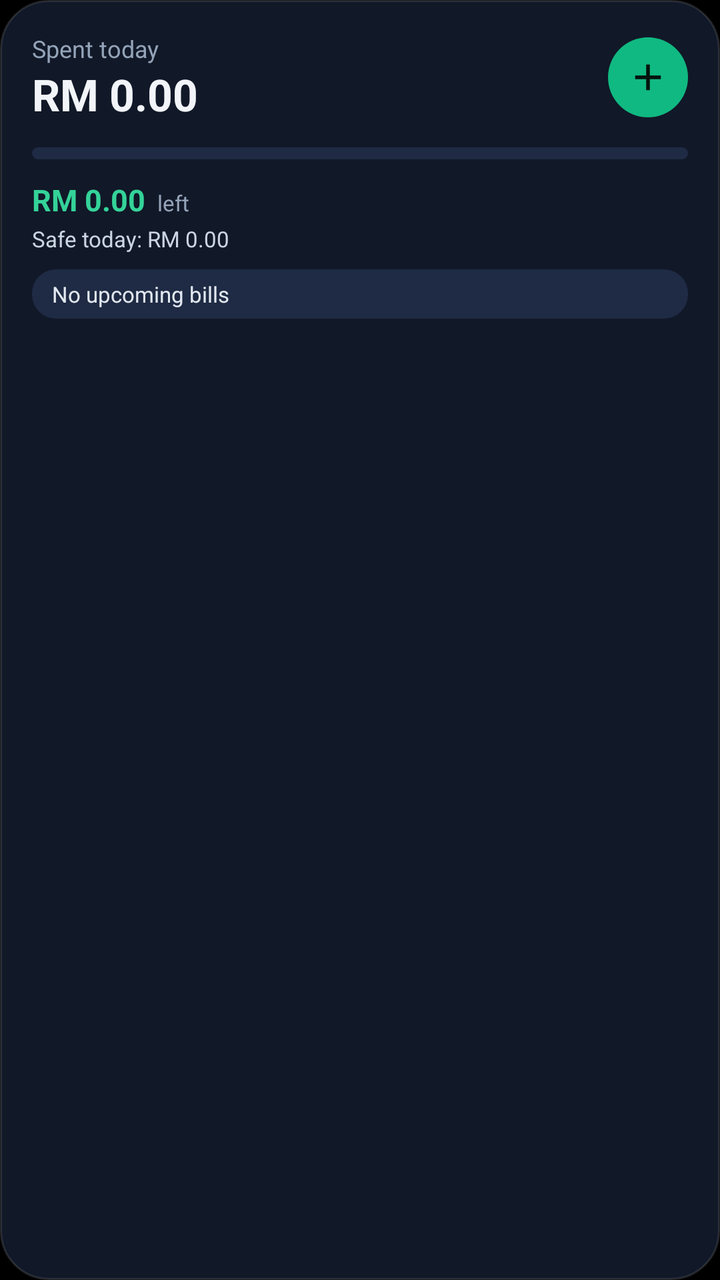
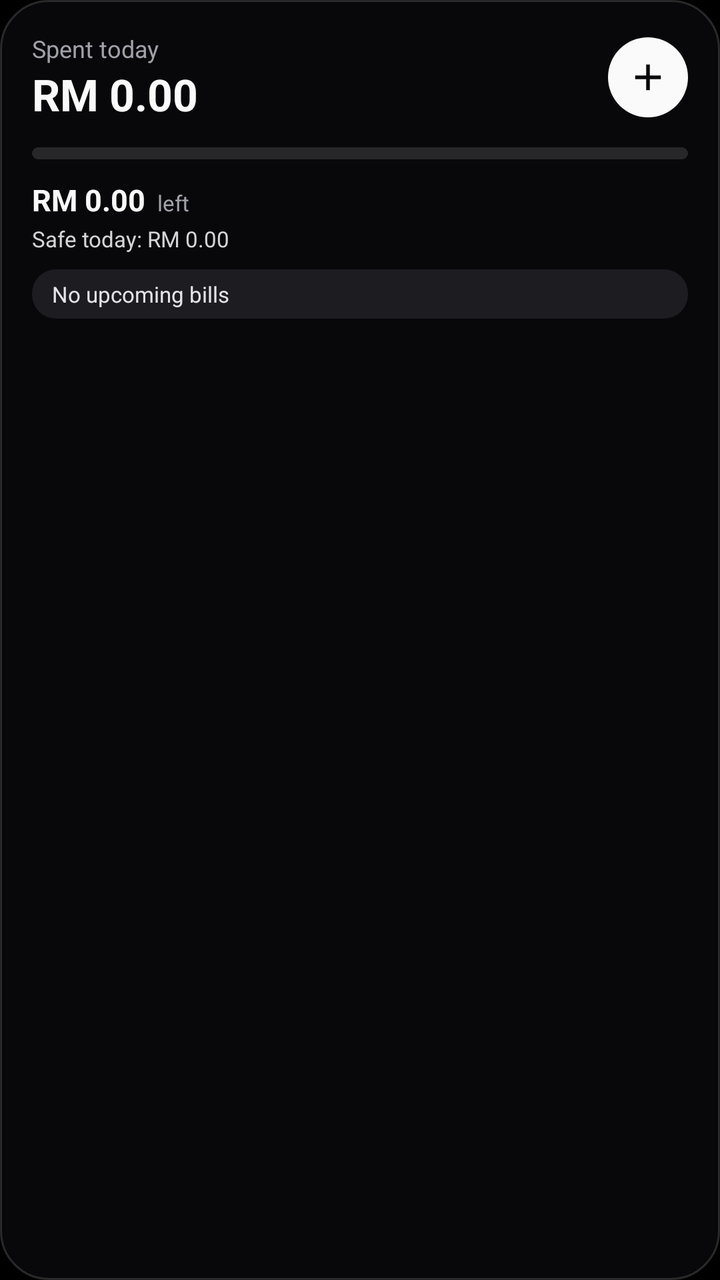

Compare the two renders of this Android layout. The source of the first and the diff that turns it into the second are given below.
<!-- AndroidManifest.xml: application theme Theme.RinggitWise -->
<!-- res/layout/widget_spend.xml -->
<?xml version="1.0" encoding="utf-8"?>
<LinearLayout xmlns:android="http://schemas.android.com/apk/res/android"
    android:id="@+id/widget_root"
    android:layout_width="match_parent"
    android:layout_height="match_parent"
    android:background="@drawable/widget_bg"
    android:orientation="vertical"
    android:padding="16dp">

    <LinearLayout
        android:layout_width="match_parent"
        android:layout_height="wrap_content"
        android:gravity="center_vertical"
        android:orientation="horizontal">

        <LinearLayout
            android:layout_width="0dp"
            android:layout_height="wrap_content"
            android:layout_weight="1"
            android:orientation="vertical">

            <TextView
                android:layout_width="wrap_content"
                android:layout_height="wrap_content"
                android:text="Spent today"
                android:textColor="#94A3B8"
                android:textSize="12sp" />

            <TextView
                android:id="@+id/widget_today_value"
                android:layout_width="wrap_content"
                android:layout_height="wrap_content"
                android:text="RM 0.00"
                android:textColor="#F1F5F9"
                android:textSize="22sp"
                android:textStyle="bold" />
        </LinearLayout>

        <ImageView
            android:id="@+id/widget_add"
            android:layout_width="40dp"
            android:layout_height="40dp"
            android:background="@drawable/widget_add_bg"
            android:contentDescription="Add expense"
            android:padding="9dp"
            android:src="@drawable/ic_widget_add" />
    </LinearLayout>

    <ProgressBar
        android:id="@+id/widget_progress"
        style="@android:style/Widget.ProgressBar.Horizontal"
        android:layout_width="match_parent"
        android:layout_height="6dp"
        android:layout_marginTop="12dp"
        android:max="100"
        android:progress="0"
        android:progressDrawable="@drawable/widget_progress" />

    <LinearLayout
        android:layout_width="match_parent"
        android:layout_height="wrap_content"
        android:layout_marginTop="10dp"
        android:gravity="bottom"
        android:orientation="horizontal">

        <TextView
            android:id="@+id/widget_left_value"
            android:layout_width="wrap_content"
            android:layout_height="wrap_content"
            android:text="RM 0.00"
            android:textColor="#34D399"
            android:textSize="15sp"
            android:textStyle="bold" />

        <TextView
            android:id="@+id/widget_left_caption"
            android:layout_width="wrap_content"
            android:layout_height="wrap_content"
            android:layout_marginStart="6dp"
            android:ellipsize="end"
            android:maxLines="1"
            android:text="left"
            android:textColor="#94A3B8"
            android:textSize="11sp" />
    </LinearLayout>

    <TextView
        android:id="@+id/widget_safe_value"
        android:layout_width="match_parent"
        android:layout_height="wrap_content"
        android:layout_marginTop="2dp"
        android:ellipsize="end"
        android:maxLines="1"
        android:text="Safe today: RM 0.00"
        android:textColor="#CBD5E1"
        android:textSize="11sp" />

    <TextView
        android:id="@+id/widget_bill_value"
        android:layout_width="match_parent"
        android:layout_height="wrap_content"
        android:layout_marginTop="8dp"
        android:background="@drawable/widget_chip_bg"
        android:ellipsize="end"
        android:maxLines="1"
        android:paddingStart="10dp"
        android:paddingTop="5dp"
        android:paddingEnd="10dp"
        android:paddingBottom="5dp"
        android:text="No upcoming bills"
        android:textColor="#E2E8F0"
        android:textSize="11sp" />
</LinearLayout>
<!-- resources referenced by this layout -->
<resources>
  <!-- drawable ic_widget_add (drawable) -->
  <?xml version="1.0" encoding="utf-8"?>
  <vector xmlns:android="http://schemas.android.com/apk/res/android"
      android:width="24dp" android:height="24dp" android:viewportWidth="24" android:viewportHeight="24">
      <path android:fillColor="#04130D" android:pathData="M19,13h-6v6h-2v-6H5v-2h6V5h2v6h6v2z" />
  </vector>
  <!-- drawable widget_add_bg (drawable) -->
  <?xml version="1.0" encoding="utf-8"?>
  <shape xmlns:android="http://schemas.android.com/apk/res/android" android:shape="oval">
      <solid android:color="#10B981" />
  </shape>
  <!-- drawable widget_bg (drawable) -->
  <?xml version="1.0" encoding="utf-8"?>
  <shape xmlns:android="http://schemas.android.com/apk/res/android" android:shape="rectangle">
      <solid android:color="#F2121A2B" />
      <corners android:radius="24dp" />
      <stroke android:width="1dp" android:color="#1FFFFFFF" />
  </shape>
  <!-- drawable widget_chip_bg (drawable) -->
  <?xml version="1.0" encoding="utf-8"?>
  <shape xmlns:android="http://schemas.android.com/apk/res/android" android:shape="rectangle">
      <solid android:color="#1F2A44" />
      <corners android:radius="12dp" />
  </shape>
  <!-- drawable widget_progress (drawable) -->
  <?xml version="1.0" encoding="utf-8"?>
  <layer-list xmlns:android="http://schemas.android.com/apk/res/android">
      <item android:id="@android:id/background">
          <shape android:shape="rectangle">
              <solid android:color="#1F2A44" />
              <corners android:radius="3dp" />
          </shape>
      </item>
      <item android:id="@android:id/progress">
          <clip>
              <shape android:shape="rectangle">
                  <solid android:color="#10B981" />
                  <corners android:radius="3dp" />
              </shape>
          </clip>
      </item>
  </layer-list>
  <style name="Theme.RinggitWise" parent="android:Theme.Material.NoActionBar">
          <item name="android:windowBackground">@android:color/black</item>
          <item name="android:statusBarColor">@android:color/transparent</item>
          <item name="android:navigationBarColor">@android:color/transparent</item>
      </style>
</resources>

<!-- the commit's change to res/layout/widget_spend.xml (unified diff, before → after) -->
@@ -23,7 +23,7 @@
                 android:layout_width="wrap_content"
                 android:layout_height="wrap_content"
                 android:text="Spent today"
-                android:textColor="#94A3B8"
+                android:textColor="#A1A1AA"
                 android:textSize="12sp" />
 
             <TextView
@@ -31,7 +31,7 @@
                 android:layout_width="wrap_content"
                 android:layout_height="wrap_content"
                 android:text="RM 0.00"
-                android:textColor="#F1F5F9"
+                android:textColor="#FAFAFA"
                 android:textSize="22sp"
                 android:textStyle="bold" />
         </LinearLayout>
@@ -68,7 +68,7 @@
             android:layout_width="wrap_content"
             android:layout_height="wrap_content"
             android:text="RM 0.00"
-            android:textColor="#34D399"
+            android:textColor="#FAFAFA"
             android:textSize="15sp"
             android:textStyle="bold" />
 
@@ -80,7 +80,7 @@
             android:ellipsize="end"
             android:maxLines="1"
             android:text="left"
-            android:textColor="#94A3B8"
+            android:textColor="#A1A1AA"
             android:textSize="11sp" />
     </LinearLayout>
 
@@ -92,7 +92,7 @@
         android:ellipsize="end"
         android:maxLines="1"
         android:text="Safe today: RM 0.00"
-        android:textColor="#CBD5E1"
+        android:textColor="#D4D4D8"
         android:textSize="11sp" />
 
     <TextView
@@ -108,6 +108,6 @@
         android:paddingEnd="10dp"
         android:paddingBottom="5dp"
         android:text="No upcoming bills"
-        android:textColor="#E2E8F0"
+        android:textColor="#E4E4E7"
         android:textSize="11sp" />
 </LinearLayout>
<!-- resource entries referenced after the edit -->
@@ -4,24 +4,24 @@
   <?xml version="1.0" encoding="utf-8"?>
   <vector xmlns:android="http://schemas.android.com/apk/res/android"
       android:width="24dp" android:height="24dp" android:viewportWidth="24" android:viewportHeight="24">
-      <path android:fillColor="#04130D" android:pathData="M19,13h-6v6h-2v-6H5v-2h6V5h2v6h6v2z" />
+      <path android:fillColor="#09090B" android:pathData="M19,13h-6v6h-2v-6H5v-2h6V5h2v6h6v2z" />
   </vector>
   <!-- drawable widget_add_bg (drawable) -->
   <?xml version="1.0" encoding="utf-8"?>
   <shape xmlns:android="http://schemas.android.com/apk/res/android" android:shape="oval">
-      <solid android:color="#10B981" />
+      <solid android:color="#FAFAFA" />
   </shape>
   <!-- drawable widget_bg (drawable) -->
   <?xml version="1.0" encoding="utf-8"?>
   <shape xmlns:android="http://schemas.android.com/apk/res/android" android:shape="rectangle">
-      <solid android:color="#F2121A2B" />
+      <solid android:color="#F209090B" />
       <corners android:radius="24dp" />
-      <stroke android:width="1dp" android:color="#1FFFFFFF" />
+      <stroke android:width="1dp" android:color="#26FFFFFF" />
   </shape>
   <!-- drawable widget_chip_bg (drawable) -->
   <?xml version="1.0" encoding="utf-8"?>
   <shape xmlns:android="http://schemas.android.com/apk/res/android" android:shape="rectangle">
-      <solid android:color="#1F2A44" />
+      <solid android:color="#1C1C21" />
       <corners android:radius="12dp" />
   </shape>
   <!-- drawable widget_progress (drawable) -->
@@ -29,14 +29,14 @@
   <layer-list xmlns:android="http://schemas.android.com/apk/res/android">
       <item android:id="@android:id/background">
           <shape android:shape="rectangle">
-              <solid android:color="#1F2A44" />
+              <solid android:color="#27272A" />
               <corners android:radius="3dp" />
           </shape>
       </item>
       <item android:id="@android:id/progress">
           <clip>
               <shape android:shape="rectangle">
-                  <solid android:color="#10B981" />
+                  <solid android:color="#FAFAFA" />
                   <corners android:radius="3dp" />
               </shape>
           </clip>
